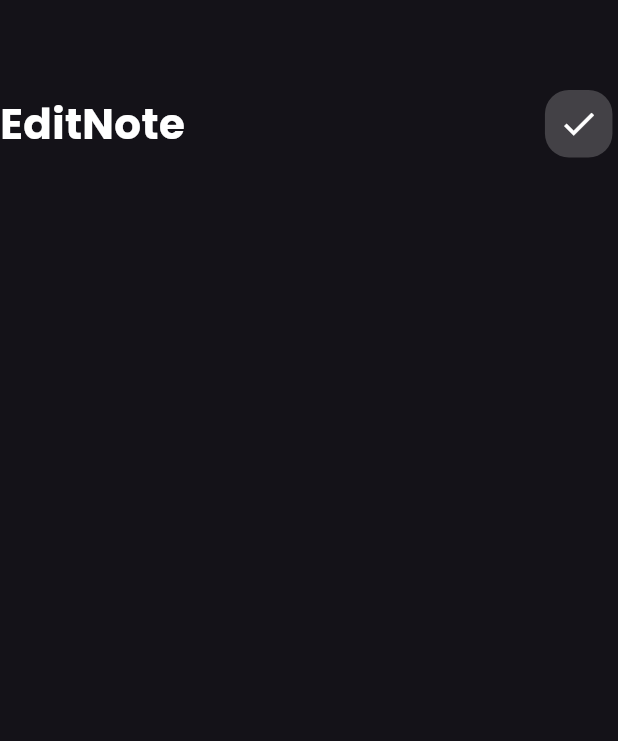
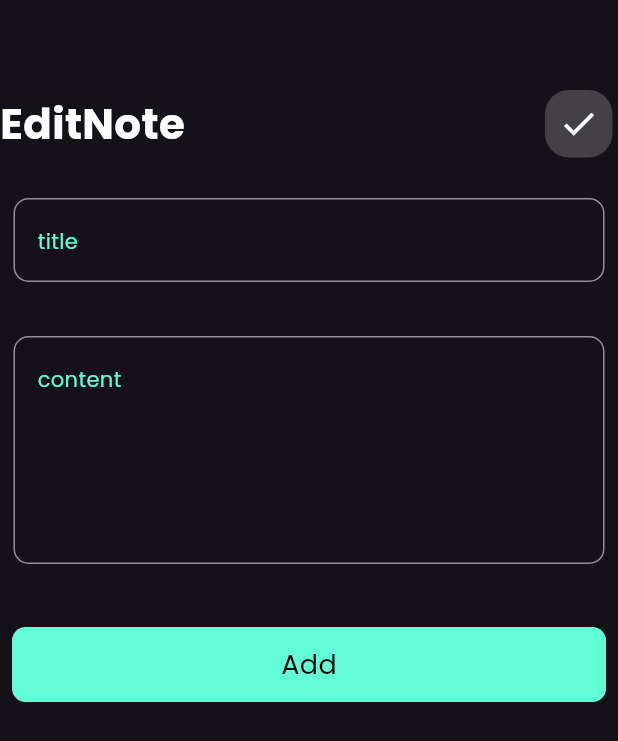
Before and after one commit to menaramdan/Notes_app, a Flutter app: the EditNoteView screen opened by its route, on a phone screen of 412 x 824 dp. Shown: the top 741 px of the screen. Run offline on Flutter 3.47's test engine with Material 3 defaults, Android fonts, the phone set to English and light mode, and no system bars; our stand-ins replace font_awesome_flutter.

Commit message:
add hive package on App

```diff
--- a/lib/widgets/edit_notebody _view.dart
+++ b/lib/widgets/edit_notebody _view.dart
@@ -1,14 +1,21 @@
 
 import 'package:flutter/material.dart';
+import 'package:notes_app/widgets/custom_icon_%20add_note.dart';
+import 'package:notes_app/widgets/custom_text_field.dart';
 import 'package:notes_app/widgets/notes_view_appbar.dart';
 class Editnotbodysview extends StatelessWidget {
   const Editnotbodysview({super.key});
   @override
   Widget build(BuildContext context) {
-    return Column(
+    return ListView(
       children: [
-
         NotesViewAppbar(title: 'EditNote', icon: Icons.check),
+        SizedBox(height: 18,),
+        CustomTextField(hint: 'title'),
+        SizedBox(height: 18,),
+        CustomTextField(hint: 'content',maxlines: 5,),
+        SizedBox(height: 25,),
+        CustomIconaddNote()
       ],
     );
   }
--- a/pubspec.yaml
+++ b/pubspec.yaml
@@ -35,6 +35,7 @@ dependencies:
   # Use with the CupertinoIcons class for iOS style icons.
   cupertino_icons: ^1.0.8
   font_awesome_flutter: ^10.12.0
+  hive_flutter: ^1.1.0
 
 dev_dependencies:
   flutter_test:
```
Also changed, not shown: lib/models/note_model.dart (added, +12 -0 lines), pubspec.lock, 1 other file.
